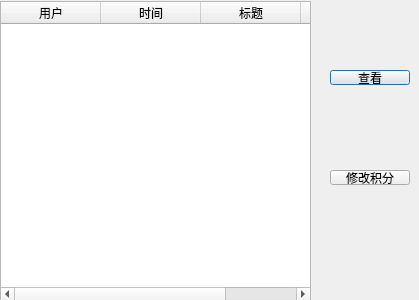
Before: the Qt Designer form C++编写众包翻译平台/源代码及资源文件/administrator.ui in FouforPast/some-course-projects, drawn with Qt 5.
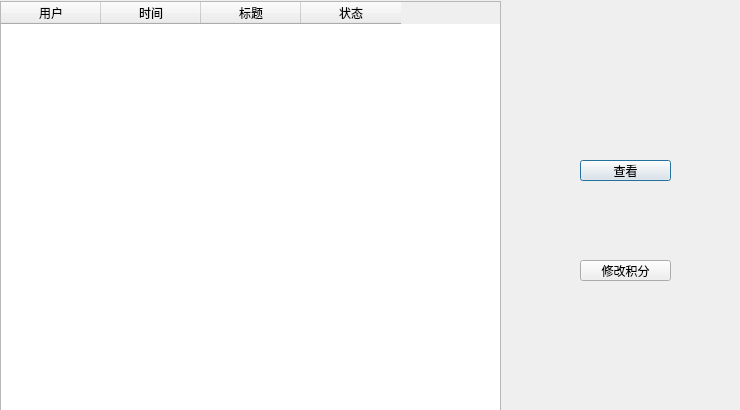
After: the same form once the commit is applied.

```diff
--- a/C++编写众包翻译平台/源代码及资源文件/administrator.ui
+++ b/C++编写众包翻译平台/源代码及资源文件/administrator.ui
@@ -6,8 +6,8 @@
    <rect>
     <x>0</x>
     <y>0</y>
-    <width>419</width>
-    <height>300</height>
+    <width>740</width>
+    <height>410</height>
    </rect>
   </property>
   <property name="windowTitle">
@@ -16,10 +16,10 @@
   <widget class="QPushButton" name="pushButton">
    <property name="geometry">
     <rect>
-     <x>330</x>
-     <y>70</y>
-     <width>80</width>
-     <height>15</height>
+     <x>580</x>
+     <y>160</y>
+     <width>91</width>
+     <height>21</height>
     </rect>
    </property>
    <property name="text">
@@ -29,10 +29,10 @@
   <widget class="QPushButton" name="pushButton_2">
    <property name="geometry">
     <rect>
-     <x>330</x>
-     <y>170</y>
-     <width>80</width>
-     <height>15</height>
+     <x>580</x>
+     <y>260</y>
+     <width>91</width>
+     <height>21</height>
     </rect>
    </property>
    <property name="text">
@@ -44,8 +44,8 @@
     <rect>
      <x>0</x>
      <y>1</y>
-     <width>311</width>
-     <height>301</height>
+     <width>501</width>
+     <height>411</height>
     </rect>
    </property>
    <column>
```
